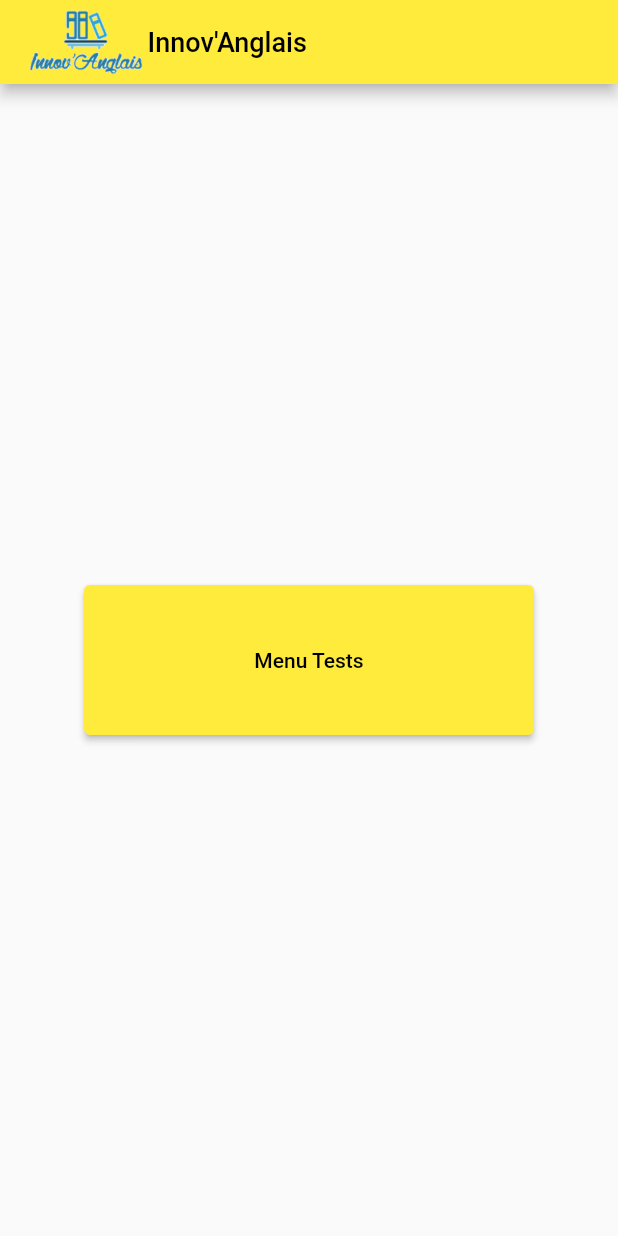
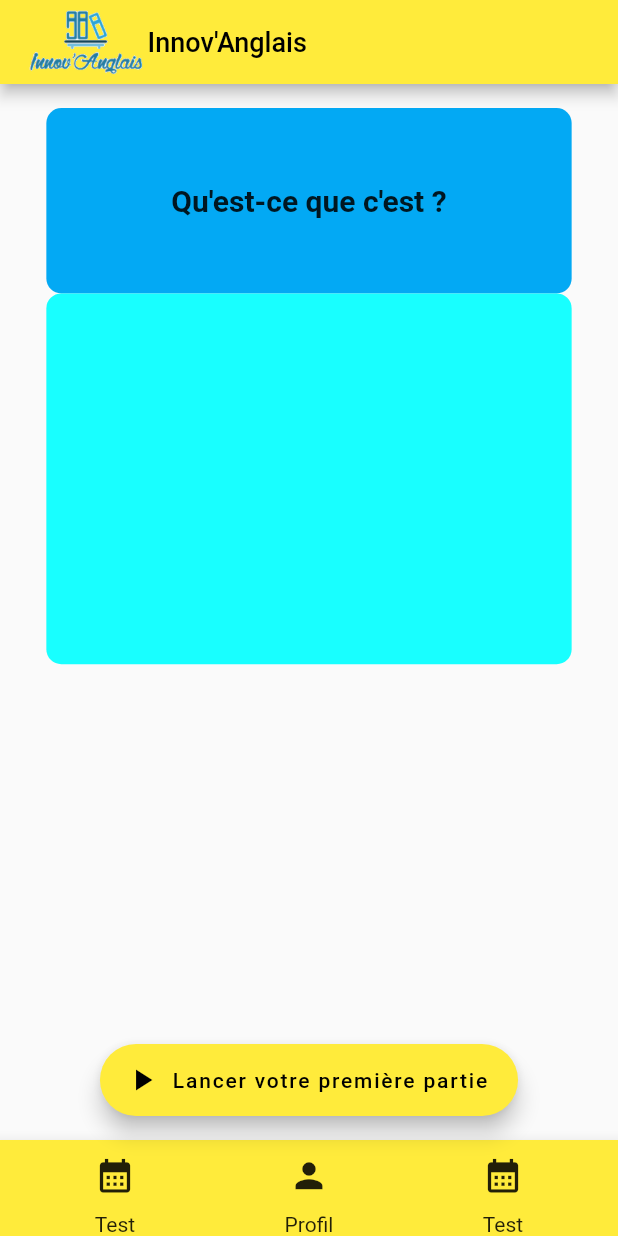
Before and after one commit to LoupMyr/innov-anglais, a Flutter app: the screen it shows after launch, on a phone screen of 412 x 824 dp. Run offline on Flutter 3.47's test engine with Material 2 defaults, Android fonts, the light colour scheme and no system bars.

Commit message:
correction homescreen

```diff
--- a/lib/ecran/myhomepage.dart
+++ b/lib/ecran/myhomepage.dart
@@ -1,4 +1,5 @@
 import 'package:flutter/material.dart';
+import 'package:innov_anglais/splashscreen.dart';
 
 class HomeScreen extends StatefulWidget {
   const HomeScreen({super.key, required this.title});
@@ -10,6 +11,8 @@ class HomeScreen extends StatefulWidget {
 }
 
 class HomeScreenState extends State<HomeScreen> {
+  final ScrollController _firstController = ScrollController();
+
   @override
   Widget build(BuildContext context) {
     return Scaffold(
@@ -28,21 +31,114 @@ class HomeScreenState extends State<HomeScreen> {
           ],
         ),
       ),
-      body: Center(
+      body: SingleChildScrollView(
         child: Column(
-          mainAxisAlignment: MainAxisAlignment.center,
+          mainAxisAlignment: MainAxisAlignment.start,
+          crossAxisAlignment: CrossAxisAlignment.center,
           children: <Widget>[
-            SizedBox(
-              height: 100,
-              width: 300,
-              child: ElevatedButton(
-                  onPressed: () =>
-                      Navigator.pushNamed(context, '/routeMenuTests'),
-                  child: const Text('Menu Tests')),
+            const Padding(padding: EdgeInsets.all(8)),
+            Align(
+              alignment: Alignment.topCenter,
+              child: Container(
+                alignment: Alignment.center,
+                height: MediaQuery.of(context).size.height * 0.15,
+                width: MediaQuery.of(context).size.width * 0.85,
+                decoration: BoxDecoration(
+                  borderRadius: BorderRadius.circular(10),
+                  color: Colors.lightBlue,
+                ),
+                child: const Text(
+                  "Qu'est-ce que c'est ?",
+                  style: TextStyle(fontSize: 20.0, fontWeight: FontWeight.bold),
+                ),
+              ),
+            ),
+            Container(
+              alignment: Alignment.center,
+              height: MediaQuery.of(context).size.height * 0.3,
+              width: MediaQuery.of(context).size.width * 0.85,
+              decoration: BoxDecoration(
+                borderRadius: BorderRadius.circular(10),
+                color: Colors.cyanAccent,
+              ),
+              child: Scrollbar(
+                  thumbVisibility: true,
+                  controller: _firstController,
+                  child: ListView.builder(
+                      controller: _firstController,
+                      itemCount: 1,
+                      itemBuilder: (BuildContext context, int index) {
+                        return Padding(
+                          padding: const EdgeInsets.all(8.0),
+                          child: Text(""),
+                        );
+                      })),
             ),
           ],
         ),
       ),
+      bottomNavigationBar: BottomAppBar(
+        shape: const CircularNotchedRectangle(),
+        // Couleur Appbar
+        color: Colors.yellow,
+        child: Container(
+          margin: const EdgeInsets.only(left: 12.0, right: 12.0),
+          child: Row(
+            mainAxisSize: MainAxisSize.max,
+            mainAxisAlignment: MainAxisAlignment.spaceAround,
+            children: <Widget>[
+              //Ajout texte + icon
+              Wrap(
+                crossAxisAlignment: WrapCrossAlignment.center,
+                direction: Axis.vertical,
+                children: [
+                  IconButton(
+                    onPressed: () => null,
+                    iconSize: 27.0,
+                    icon: const Icon(
+                      Icons.calendar_month_sharp,
+                    ),
+                  ),
+                  const Text("Test"),
+                ],
+              ),
+              Wrap(
+                crossAxisAlignment: WrapCrossAlignment.center,
+                direction: Axis.vertical,
+                children: [
+                  IconButton(
+                    onPressed: () => null,
+                    iconSize: 27.0,
+                    icon: const Icon(
+                      Icons.person,
+                    ),
+                  ),
+                  const Text("Profil"),
+                ],
+              ),
+              Wrap(
+                crossAxisAlignment: WrapCrossAlignment.center,
+                direction: Axis.vertical,
+                children: [
+                  IconButton(
+                    onPressed: () => null,
+                    iconSize: 27.0,
+                    icon: const Icon(
+                      Icons.calendar_month_sharp,
+                    ),
+                  ),
+                  const Text("Test"),
+                ],
+              ),
+            ],
+          ),
+        ),
+      ),
+      floatingActionButtonLocation: FloatingActionButtonLocation.centerFloat,
+      floatingActionButton: FloatingActionButton.extended(
+          onPressed: () => Navigator.pushNamed(context, '/routeMenuTests'),
+          label: const Text("Lancer votre première partie"),
+          icon: const Icon(Icons.play_arrow)),
     );
   }
 }
--- /dev/null
+++ b/lib/myhomepage.dart
@@ -0,0 +1,49 @@
+import 'package:flutter/material.dart';
+import 'package:innov_anglais/splashscreen.dart';
+
+class MyHomePage extends StatefulWidget {
+  const MyHomePage({super.key, required this.title});
+
+  final String title;
+
+  @override
+  SplashScreenState createState() => SplashScreenState();
+}
+
+class HomeScreen extends StatelessWidget {
+  @override
+  Widget build(BuildContext context) {
+    return Scaffold(
+      appBar: AppBar(
+        title: Row(
+          mainAxisAlignment: MainAxisAlignment.start,
+          children: [
+            SizedBox(
+                width: MediaQuery.of(context).size.width * 0.20,
+                height: MediaQuery.of(context).size.height * 0.20,
+                child: Image.asset('lib/assets/innovAnglaisLogo.png')),
+            const Text('Innov\'Anglais',
+                style: TextStyle(
+                  fontSize: 18,
+                )),
+          ],
+        ),
+      ),
+      body: Center(
+        child: Column(
+          mainAxisAlignment: MainAxisAlignment.center,
+          children: <Widget>[
+            SizedBox(
+              height: 100,
+              width: 300,
+              child: ElevatedButton(
+                  onPressed: () =>
+                      Navigator.pushNamed(context, '/routeMenuTests'),
+                  child: const Text('Menu Tests')),
+            ),
+          ],
+        ),
+      ),
+    );
+  }
+}
--- a/lib/splashscreen.dart
+++ b/lib/splashscreen.dart
@@ -1,7 +1,6 @@
 import 'dart:async';
 import 'package:flutter/material.dart';
 import 'package:innov_anglais/ecran/myhomepage.dart';
-<<<<<<< HEAD
 
 class MyHomePage extends StatefulWidget {
   const MyHomePage({super.key, required this.title});
@@ -11,8 +10,6 @@ class MyHomePage extends StatefulWidget {
   @override
   SplashScreenState createState() => SplashScreenState();
 }
-=======
->>>>>>> 12488215e0ae52d54b28ca7037a93087ad363e03
 
 class SplashScreenState extends State<MyHomePage> {
   @override
```
